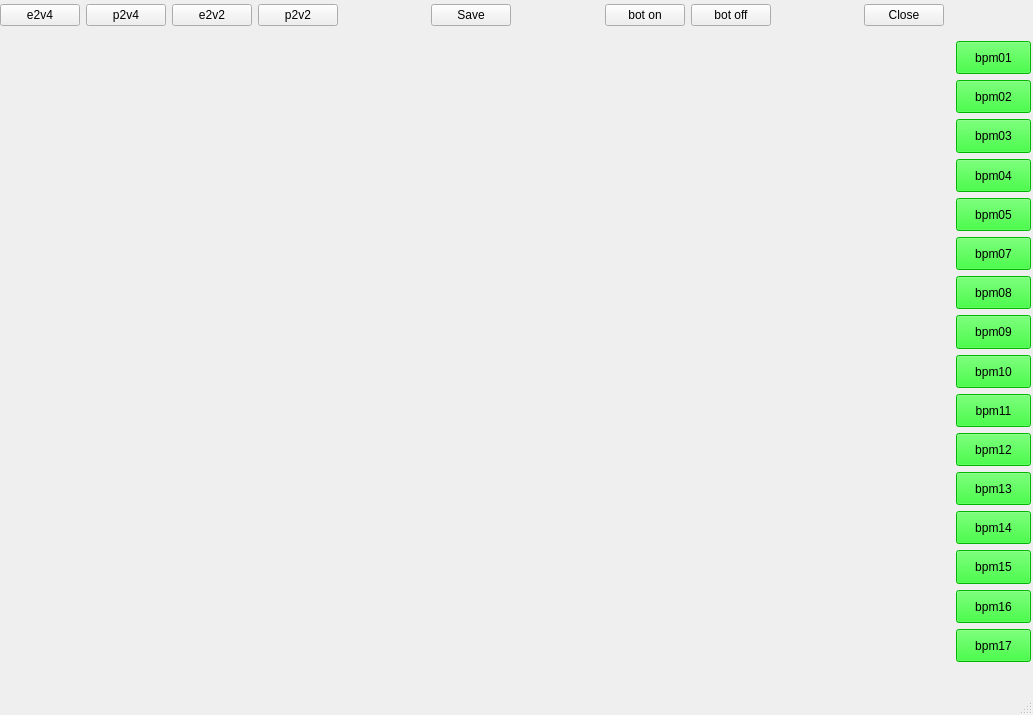
Qt form bpm_plot/uis/bpm's.ui (vitaliibalakin/c_orbit) before a commit.
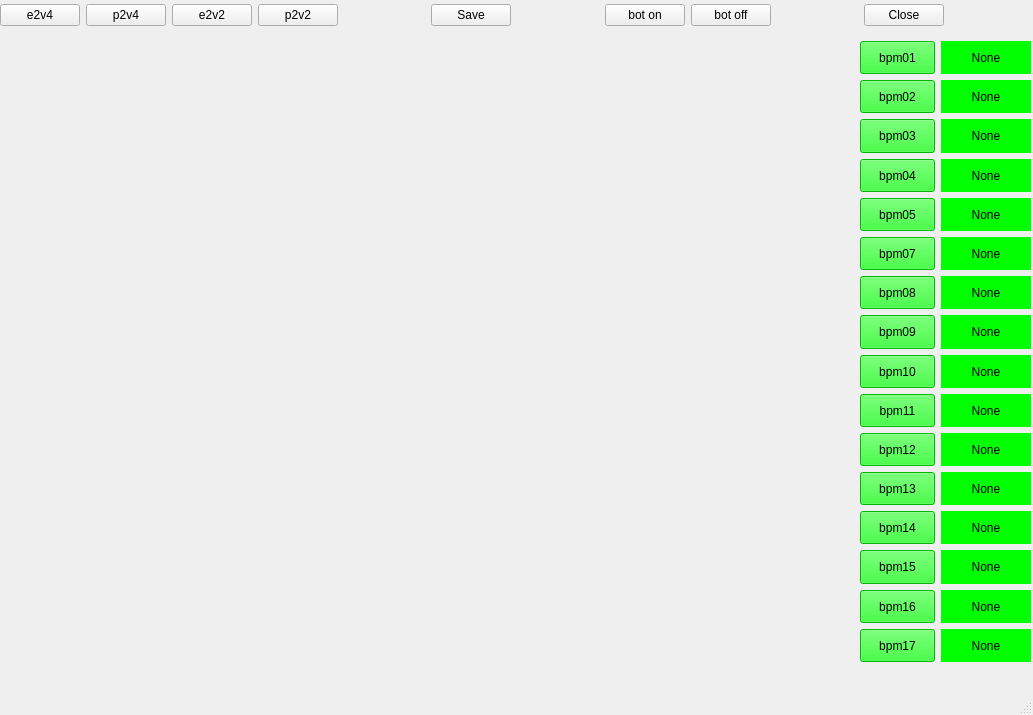
The same form after that commit.

```diff
--- a/bpm_plot/uis/bpm's.ui
+++ b/bpm_plot/uis/bpm's.ui
@@ -146,6 +146,12 @@
     <layout class="QGridLayout" name="gridLayout_2">
      <item row="11" column="1">
       <widget class="QPushButton" name="btn_bpm13">
+       <property name="minimumSize">
+        <size>
+         <width>75</width>
+         <height>0</height>
+        </size>
+       </property>
        <property name="maximumSize">
         <size>
          <width>75</width>
@@ -162,6 +168,12 @@
      </item>
      <item row="8" column="1">
       <widget class="QPushButton" name="btn_bpm10">
+       <property name="minimumSize">
+        <size>
+         <width>75</width>
+         <height>0</height>
+        </size>
+       </property>
        <property name="maximumSize">
         <size>
          <width>75</width>
@@ -178,6 +190,12 @@
      </item>
      <item row="5" column="1">
       <widget class="QPushButton" name="btn_bpm07">
+       <property name="minimumSize">
+        <size>
+         <width>75</width>
+         <height>0</height>
+        </size>
+       </property>
        <property name="maximumSize">
         <size>
          <width>75</width>
@@ -194,6 +212,12 @@
      </item>
      <item row="10" column="1">
       <widget class="QPushButton" name="btn_bpm12">
+       <property name="minimumSize">
+        <size>
+         <width>75</width>
+         <height>0</height>
+        </size>
+       </property>
        <property name="maximumSize">
         <size>
          <width>75</width>
@@ -210,6 +234,12 @@
      </item>
      <item row="9" column="1">
       <widget class="QPushButton" name="btn_bpm11">
+       <property name="minimumSize">
+        <size>
+         <width>75</width>
+         <height>0</height>
+        </size>
+       </property>
        <property name="maximumSize">
         <size>
          <width>75</width>
@@ -226,6 +256,12 @@
      </item>
      <item row="3" column="1">
       <widget class="QPushButton" name="btn_bpm04">
+       <property name="minimumSize">
+        <size>
+         <width>75</width>
+         <height>0</height>
+        </size>
+       </property>
        <property name="maximumSize">
         <size>
          <width>75</width>
@@ -242,6 +278,12 @@
      </item>
      <item row="6" column="1">
       <widget class="QPushButton" name="btn_bpm08">
+       <property name="minimumSize">
+        <size>
+         <width>75</width>
+         <height>0</height>
+        </size>
+       </property>
        <property name="maximumSize">
         <size>
          <width>75</width>
@@ -258,6 +300,12 @@
      </item>
      <item row="1" column="1">
       <widget class="QPushButton" name="btn_bpm02">
+       <property name="minimumSize">
+        <size>
+         <width>75</width>
+         <height>0</height>
+        </size>
+       </property>
        <property name="maximumSize">
         <size>
          <width>75</width>
@@ -274,6 +322,12 @@
      </item>
      <item row="2" column="1">
       <widget class="QPushButton" name="btn_bpm03">
+       <property name="minimumSize">
+        <size>
+         <width>75</width>
+         <height>0</height>
+        </size>
+       </property>
        <property name="maximumSize">
         <size>
          <width>75</width>
@@ -290,6 +344,12 @@
      </item>
      <item row="12" column="1">
       <widget class="QPushButton" name="btn_bpm14">
+       <property name="minimumSize">
+        <size>
+         <width>75</width>
+         <height>0</height>
+        </size>
+       </property>
        <property name="maximumSize">
         <size>
          <width>75</width>
@@ -306,6 +366,12 @@
      </item>
      <item row="4" column="1">
       <widget class="QPushButton" name="btn_bpm05">
+       <property name="minimumSize">
+        <size>
+         <width>75</width>
+         <height>0</height>
+        </size>
+       </property>
        <property name="maximumSize">
         <size>
          <width>75</width>
@@ -322,6 +388,12 @@
      </item>
      <item row="7" column="1">
       <widget class="QPushButton" name="btn_bpm09">
+       <property name="minimumSize">
+        <size>
+         <width>75</width>
+         <height>0</height>
+        </size>
+       </property>
        <property name="maximumSize">
         <size>
          <width>75</width>
@@ -338,6 +410,12 @@
      </item>
      <item row="13" column="1">
       <widget class="QPushButton" name="btn_bpm15">
+       <property name="minimumSize">
+        <size>
+         <width>75</width>
+         <height>0</height>
+        </size>
+       </property>
        <property name="maximumSize">
         <size>
          <width>75</width>
@@ -354,6 +432,12 @@
      </item>
      <item row="14" column="1">
       <widget class="QPushButton" name="btn_bpm16">
+       <property name="minimumSize">
+        <size>
+         <width>75</width>
+         <height>0</height>
+        </size>
+       </property>
        <property name="maximumSize">
         <size>
          <width>75</width>
@@ -370,6 +454,12 @@
      </item>
      <item row="15" column="1">
       <widget class="QPushButton" name="btn_bpm17">
+       <property name="minimumSize">
+        <size>
+         <width>75</width>
+         <height>0</height>
+        </size>
+       </property>
        <property name="maximumSize">
         <size>
          <width>75</width>
@@ -386,6 +476,12 @@
      </item>
      <item row="0" column="1">
       <widget class="QPushButton" name="btn_bpm01">
+       <property name="minimumSize">
+        <size>
+         <width>75</width>
+         <height>0</height>
+        </size>
+       </property>
        <property name="maximumSize">
         <size>
          <width>75</width>
@@ -407,6 +503,454 @@
        </property>
       </widget>
      </item>
+     <item row="0" column="2">
+      <widget class="QLabel" name="lbl_bpm01">
+       <property name="minimumSize">
+        <size>
+         <width>90</width>
+         <height>30</height>
+        </size>
+       </property>
+       <property name="maximumSize">
+        <size>
+         <width>75</width>
+         <height>100</height>
+        </size>
+       </property>
+       <property name="toolTipDuration">
+        <number>0</number>
+       </property>
+       <property name="styleSheet">
+        <string notr="true">background-color:rgb(0, 255, 0)</string>
+       </property>
+       <property name="text">
+        <string>None</string>
+       </property>
+       <property name="alignment">
+        <set>Qt::AlignCenter</set>
+       </property>
+      </widget>
+     </item>
+     <item row="1" column="2">
+      <widget class="QLabel" name="lbl_bpm02">
+       <property name="minimumSize">
+        <size>
+         <width>90</width>
+         <height>0</height>
+        </size>
+       </property>
+       <property name="maximumSize">
+        <size>
+         <width>75</width>
+         <height>100</height>
+        </size>
+       </property>
+       <property name="toolTipDuration">
+        <number>0</number>
+       </property>
+       <property name="styleSheet">
+        <string notr="true">background-color:rgb(0, 255, 0)</string>
+       </property>
+       <property name="text">
+        <string>None</string>
+       </property>
+       <property name="alignment">
+        <set>Qt::AlignCenter</set>
+       </property>
+      </widget>
+     </item>
+     <item row="2" column="2">
+      <widget class="QLabel" name="lbl_bpm03">
+       <property name="minimumSize">
+        <size>
+         <width>90</width>
+         <height>0</height>
+        </size>
+       </property>
+       <property name="maximumSize">
+        <size>
+         <width>75</width>
+         <height>100</height>
+        </size>
+       </property>
+       <property name="toolTipDuration">
+        <number>0</number>
+       </property>
+       <property name="styleSheet">
+        <string notr="true">background-color:rgb(0, 255, 0)</string>
+       </property>
+       <property name="text">
+        <string>None</string>
+       </property>
+       <property name="alignment">
+        <set>Qt::AlignCenter</set>
+       </property>
+      </widget>
+     </item>
+     <item row="3" column="2">
+      <widget class="QLabel" name="lbl_bpm04">
+       <property name="minimumSize">
+        <size>
+         <width>90</width>
+         <height>0</height>
+        </size>
+       </property>
+       <property name="maximumSize">
+        <size>
+         <width>75</width>
+         <height>100</height>
+        </size>
+       </property>
+       <property name="toolTipDuration">
+        <number>0</number>
+       </property>
+       <property name="styleSheet">
+        <string notr="true">background-color:rgb(0, 255, 0)</string>
+       </property>
+       <property name="text">
+        <string>None</string>
+       </property>
+       <property name="alignment">
+        <set>Qt::AlignCenter</set>
+       </property>
+      </widget>
+     </item>
+     <item row="4" column="2">
+      <widget class="QLabel" name="lbl_bpm05">
+       <property name="minimumSize">
+        <size>
+         <width>90</width>
+         <height>0</height>
+        </size>
+       </property>
+       <property name="maximumSize">
+        <size>
+         <width>75</width>
+         <height>100</height>
+        </size>
+       </property>
+       <property name="toolTipDuration">
+        <number>0</number>
+       </property>
+       <property name="styleSheet">
+        <string notr="true">background-color:rgb(0, 255, 0)</string>
+       </property>
+       <property name="text">
+        <string>None</string>
+       </property>
+       <property name="alignment">
+        <set>Qt::AlignCenter</set>
+       </property>
+      </widget>
+     </item>
+     <item row="5" column="2">
+      <widget class="QLabel" name="lbl_bpm07">
+       <property name="minimumSize">
+        <size>
+         <width>90</width>
+         <height>0</height>
+        </size>
+       </property>
+       <property name="maximumSize">
+        <size>
+         <width>75</width>
+         <height>100</height>
+        </size>
+       </property>
+       <property name="toolTipDuration">
+        <number>0</number>
+       </property>
+       <property name="styleSheet">
+        <string notr="true">background-color:rgb(0, 255, 0)</string>
+       </property>
+       <property name="text">
+        <string>None</string>
+       </property>
+       <property name="alignment">
+        <set>Qt::AlignCenter</set>
+       </property>
+      </widget>
+     </item>
+     <item row="6" column="2">
+      <widget class="QLabel" name="lbl_bpm08">
+       <property name="minimumSize">
+        <size>
+         <width>90</width>
+         <height>0</height>
+        </size>
+       </property>
+       <property name="maximumSize">
+        <size>
+         <width>75</width>
+         <height>100</height>
+        </size>
+       </property>
+       <property name="toolTipDuration">
+        <number>0</number>
+       </property>
+       <property name="styleSheet">
+        <string notr="true">background-color:rgb(0, 255, 0)</string>
+       </property>
+       <property name="text">
+        <string>None</string>
+       </property>
+       <property name="alignment">
+        <set>Qt::AlignCenter</set>
+       </property>
+      </widget>
+     </item>
+     <item row="7" column="2">
+      <widget class="QLabel" name="lbl_bpm09">
+       <property name="minimumSize">
+        <size>
+         <width>90</width>
+         <height>0</height>
+        </size>
+       </property>
+       <property name="maximumSize">
+        <size>
+         <width>75</width>
+         <height>100</height>
+        </size>
+       </property>
+       <property name="toolTipDuration">
+        <number>0</number>
+       </property>
+       <property name="styleSheet">
+        <string notr="true">background-color:rgb(0, 255, 0)</string>
+       </property>
+       <property name="text">
+        <string>None</string>
+       </property>
+       <property name="alignment">
+        <set>Qt::AlignCenter</set>
+       </property>
+      </widget>
+     </item>
+     <item row="8" column="2">
+      <widget class="QLabel" name="lbl_bpm10">
+       <property name="minimumSize">
+        <size>
+         <width>90</width>
+         <height>0</height>
+        </size>
+       </property>
+       <property name="maximumSize">
+        <size>
+         <width>75</width>
+         <height>100</height>
+        </size>
+       </property>
+       <property name="toolTipDuration">
+        <number>0</number>
+       </property>
+       <property name="styleSheet">
+        <string notr="true">background-color:rgb(0, 255, 0)</string>
+       </property>
+       <property name="text">
+        <string>None</string>
+       </property>
+       <property name="alignment">
+        <set>Qt::AlignCenter</set>
+       </property>
+      </widget>
+     </item>
+     <item row="9" column="2">
+      <widget class="QLabel" name="lbl_bpm11">
+       <property name="minimumSize">
+        <size>
+         <width>90</width>
+         <height>0</height>
+        </size>
+       </property>
+       <property name="maximumSize">
+        <size>
+         <width>75</width>
+         <height>100</height>
+        </size>
+       </property>
+       <property name="toolTipDuration">
+        <number>0</number>
+       </property>
+       <property name="styleSheet">
+        <string notr="true">background-color:rgb(0, 255, 0)</string>
+       </property>
+       <property name="text">
+        <string>None</string>
+       </property>
+       <property name="alignment">
+        <set>Qt::AlignCenter</set>
+       </property>
+      </widget>
+     </item>
+     <item row="10" column="2">
+      <widget class="QLabel" name="lbl_bpm12">
+       <property name="minimumSize">
+        <size>
+         <width>90</width>
+         <height>0</height>
+        </size>
+       </property>
+       <property name="maximumSize">
+        <size>
+         <width>75</width>
+         <height>100</height>
+        </size>
+       </property>
+       <property name="toolTipDuration">
+        <number>0</number>
+       </property>
+       <property name="styleSheet">
+        <string notr="true">background-color:rgb(0, 255, 0)</string>
+       </property>
+       <property name="text">
+        <string>None</string>
+       </property>
+       <property name="alignment">
+        <set>Qt::AlignCenter</set>
+       </property>
+      </widget>
+     </item>
+     <item row="11" column="2">
+      <widget class="QLabel" name="lbl_bpm13">
+       <property name="minimumSize">
+        <size>
+         <width>90</width>
+         <height>0</height>
+        </size>
+       </property>
+       <property name="maximumSize">
+        <size>
+         <width>75</width>
+         <height>100</height>
+        </size>
+       </property>
+       <property name="toolTipDuration">
+        <number>0</number>
+       </property>
+       <property name="styleSheet">
+        <string notr="true">background-color:rgb(0, 255, 0)</string>
+       </property>
+       <property name="text">
+        <string>None</string>
+       </property>
+       <property name="alignment">
+        <set>Qt::AlignCenter</set>
+       </property>
+      </widget>
+     </item>
+     <item row="12" column="2">
+      <widget class="QLabel" name="lbl_bpm14">
+       <property name="minimumSize">
+        <size>
+         <width>90</width>
+         <height>0</height>
+        </size>
+       </property>
+       <property name="maximumSize">
+        <size>
+         <width>75</width>
+         <height>100</height>
+        </size>
+       </property>
+       <property name="toolTipDuration">
+        <number>0</number>
+       </property>
+       <property name="styleSheet">
+        <string notr="true">background-color:rgb(0, 255, 0)</string>
+       </property>
+       <property name="text">
+        <string>None</string>
+       </property>
+       <property name="alignment">
+        <set>Qt::AlignCenter</set>
+       </property>
+      </widget>
+     </item>
+     <item row="13" column="2">
+      <widget class="QLabel" name="lbl_bpm15">
+       <property name="minimumSize">
+        <size>
+         <width>90</width>
+         <height>0</height>
+        </size>
+       </property>
+       <property name="maximumSize">
+        <size>
+         <width>75</width>
+         <height>100</height>
+        </size>
+       </property>
+       <property name="toolTipDuration">
+        <number>0</number>
+       </property>
+       <property name="styleSheet">
+        <string notr="true">background-color:rgb(0, 255, 0)</string>
+       </property>
+       <property name="text">
+        <string>None</string>
+       </property>
+       <property name="alignment">
+        <set>Qt::AlignCenter</set>
+       </property>
+      </widget>
+     </item>
+     <item row="14" column="2">
+      <widget class="QLabel" name="lbl_bpm16">
+       <property name="minimumSize">
+        <size>
+         <width>90</width>
+         <height>0</height>
+        </size>
+       </property>
+       <property name="maximumSize">
+        <size>
+         <width>75</width>
+         <height>100</height>
+        </size>
+       </property>
+       <property name="toolTipDuration">
+        <number>0</number>
+       </property>
+       <property name="styleSheet">
+        <string notr="true">background-color:rgb(0, 255, 0)</string>
+       </property>
+       <property name="text">
+        <string>None</string>
+       </property>
+       <property name="alignment">
+        <set>Qt::AlignCenter</set>
+       </property>
+      </widget>
+     </item>
+     <item row="15" column="2">
+      <widget class="QLabel" name="lbl_bpm17">
+       <property name="minimumSize">
+        <size>
+         <width>90</width>
+         <height>0</height>
+        </size>
+       </property>
+       <property name="maximumSize">
+        <size>
+         <width>75</width>
+         <height>100</height>
+        </size>
+       </property>
+       <property name="toolTipDuration">
+        <number>0</number>
+       </property>
+       <property name="styleSheet">
+        <string notr="true">background-color:rgb(0, 255, 0)</string>
+       </property>
+       <property name="text">
+        <string>None</string>
+       </property>
+       <property name="alignment">
+        <set>Qt::AlignCenter</set>
+       </property>
+      </widget>
+     </item>
     </layout>
    </widget>
   </widget>
```
